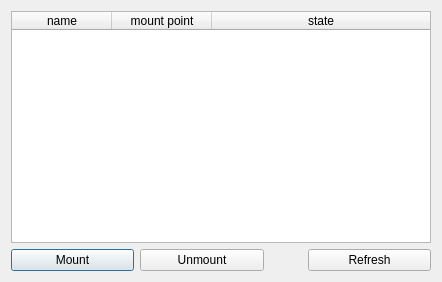
First picture: the form in dialog.ui, repository urykhy/qcryptdisk, before the edit.
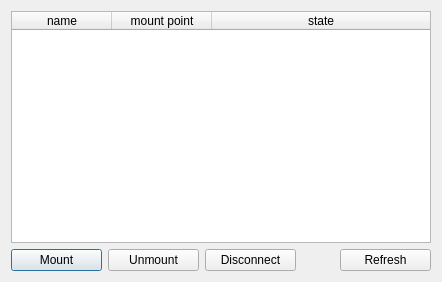
Second picture: the form after the edit.

Commit message: add disconnect option, to shutdown esata drive

The edit to the form file:
```diff
--- a/dialog.ui
+++ b/dialog.ui
@@ -82,6 +82,13 @@
        </property>
       </widget>
      </item>
+     <item>
+      <widget class="QPushButton" name="button_disconnect">
+       <property name="text">
+        <string>Disconnect</string>
+       </property>
+      </widget>
+     </item>
      <item>
       <spacer name="verticalSpacer">
        <property name="orientation">
```
The commit also changes 8 other files.
